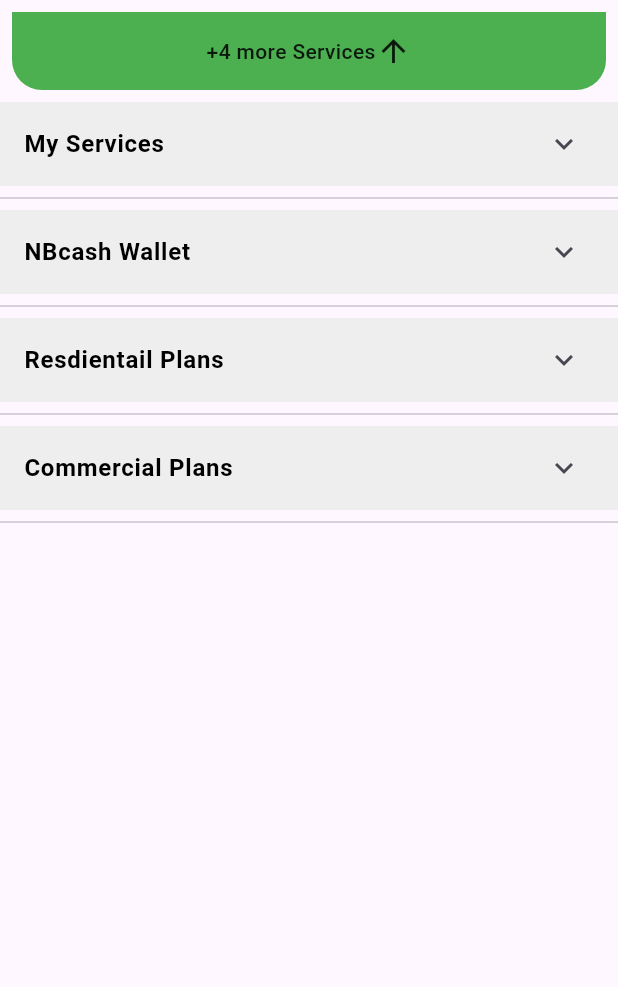
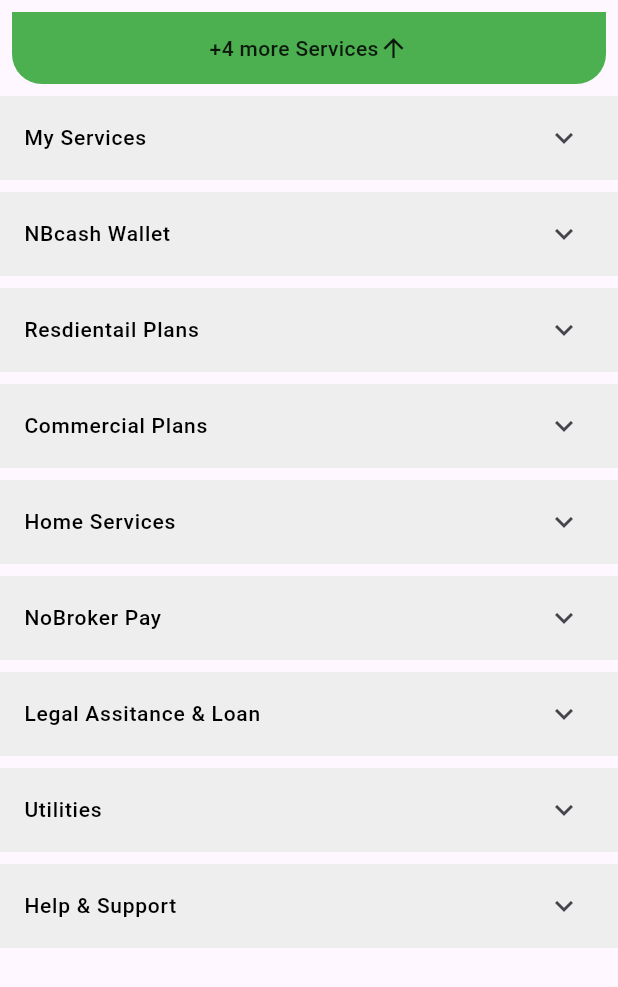
Before and after one commit to CaptainNayan199/Blue-Fox-Internship, a Flutter app: the YourDrawerPage widget shown alone on an empty page, opened directly, on a phone screen of 412 x 824 dp. Shown: the top 987 px of the screen. Run offline on Flutter 3.47's test engine with Material 3 defaults, Android fonts, the light colour scheme and no system bars.

Commit message:
Drawer files updated

```diff
--- a/broker_app/lib/Drawer_8_Icons.dart
+++ b/broker_app/lib/Drawer_8_Icons.dart
@@ -231,6 +231,7 @@
                   ),
                   Icon(
                     _isExpanded ? Icons.arrow_downward : Icons.arrow_upward,
+                    size: 20,
                   ),
                 ],
               ),
@@ -247,22 +248,60 @@
         ExpandableContainer(
           title: 'NBcash Wallet',
           items: [
-            'My Tenant Relationship Manager',
-            'My Owner Relationship Manager',
+            'Wallet Summary',
+            'Rewards',
           ],
         ),
         ExpandableContainer(
           title: 'Resdientail Plans',
+          items: ['For Owners', 'For Sellers', 'For Tenants', 'For Buyers'],
+        ),
+        ExpandableContainer(
+          title: 'Commercial Plans',
+          items: ['For Owners', 'For Sellers', 'For Tenants', 'For Buyers'],
+        ),
+        ExpandableContainer(
+          title: 'Home Services',
           items: [
-            'My Tenant Relationship Manager',
-            'My Owner Relationship Manager',
+            'Packers & Movers',
+            'Painting',
+            'Cleaning',
+            'Interiors',
+            'Furniture'
           ],
         ),
         ExpandableContainer(
-          title: 'Commercial Plans',
+          title: 'NoBroker Pay',
           items: [
-            'My Tenant Relationship Manager',
-            'My Owner Relationship Manager',
+            'Pay Your Rent',
+            'Deposit Payment',
+            'Maintenance Payments',
+            'Bill Payments'
+          ],
+        ),
+        ExpandableContainer(
+          title: 'Legal Assitance & Loan',
+          items: [
+            'Rental Agreement',
+            'Police Intimation',
+            'Tenant Verification',
+            'Property Legal Assistance',
+            'Home Loan',
+            'Home Deposit Loan'
+          ],
+        ),
+        ExpandableContainer(
+          title: 'Utilities',
+          items: ['Know Your Rent', 'Create Rent Receipts', 'Click & Earn'],
+        ),
+        ExpandableContainer(
+          title: 'Help & Support',
+          items: [
+            'Support Topics',
+            'Blog',
+            'Feedback',
+            'About Us',
+            'Chat With Us'
           ],
         ),
       ],
--- a/broker_app/lib/more_services.dart
+++ b/broker_app/lib/more_services.dart
@@ -51,7 +51,7 @@
           textColor: Colors.black,
           title: Text(
             widget.title,
-            style: TextStyle(fontWeight: FontWeight.w600),
+            style: TextStyle(fontWeight: FontWeight.w500, fontSize: 14),
           ),
           trailing: RotationTransition(
             turns: _arrowAnimation,
@@ -69,19 +69,27 @@
                     .map((item) => Padding(
                           padding: const EdgeInsets.only(
                               bottom: 0.0), // Add bottom spacing here
-                          child: Padding(
-                            padding: const EdgeInsets.all(10.0),
-                            child: Align(
-                              alignment: Alignment.centerLeft,
-                              child: Text(item),
-                            ),
+                          child: Row(
+                            children: [
+                              Icon(Icons.add),
+                              Padding(
+                                padding: const EdgeInsets.all(12.0),
+                                child: Align(
+                                  alignment: Alignment.centerLeft,
+                                  child: Text(item),
+                                ),
+                              ),
+                            ],
                           ),
                         ))
                     .toList(),
               ),
             ),
           ),
-        Divider(),
+        // Divider(),
+        SizedBox(
+          height: 8,
+        ),
       ],
     );
   }
```
